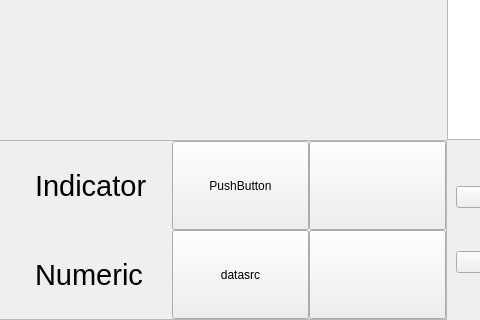
Qt form ui/mainwindow.ui (Shenxian9/ConfigStudio) before a commit; both pictures show x 513 to 993 and y 400 to 720 of the 1280 by 720 pixel window.
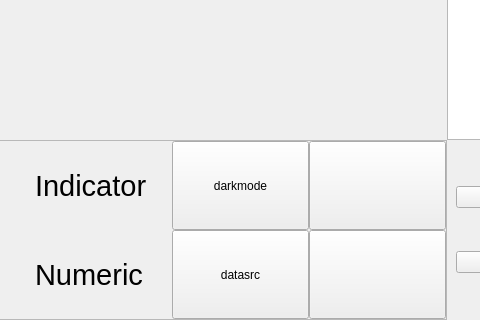
The same form after that commit. Custom widgets are drawn as their Qt base class.

Commit message: Add canvas dark/light mode toggle button

Diff of the .ui file:
```diff
--- a/ui/mainwindow.ui
+++ b/ui/mainwindow.ui
@@ -349,7 +349,7 @@
                   </sizepolicy>
                  </property>
                  <property name="text">
-                  <string>PushButton</string>
+                  <string>darkmode</string>
                  </property>
                 </widget>
                </item>
```
Left out of the diff: 2 changed lines with no effect on the pictures. The commit also changes 2 other files.
